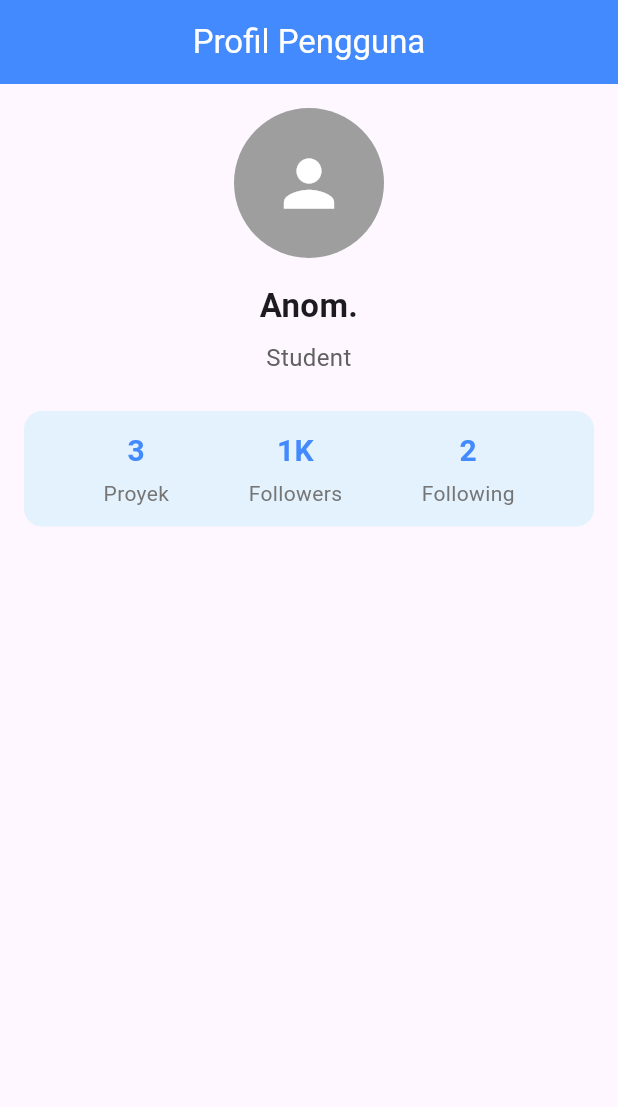
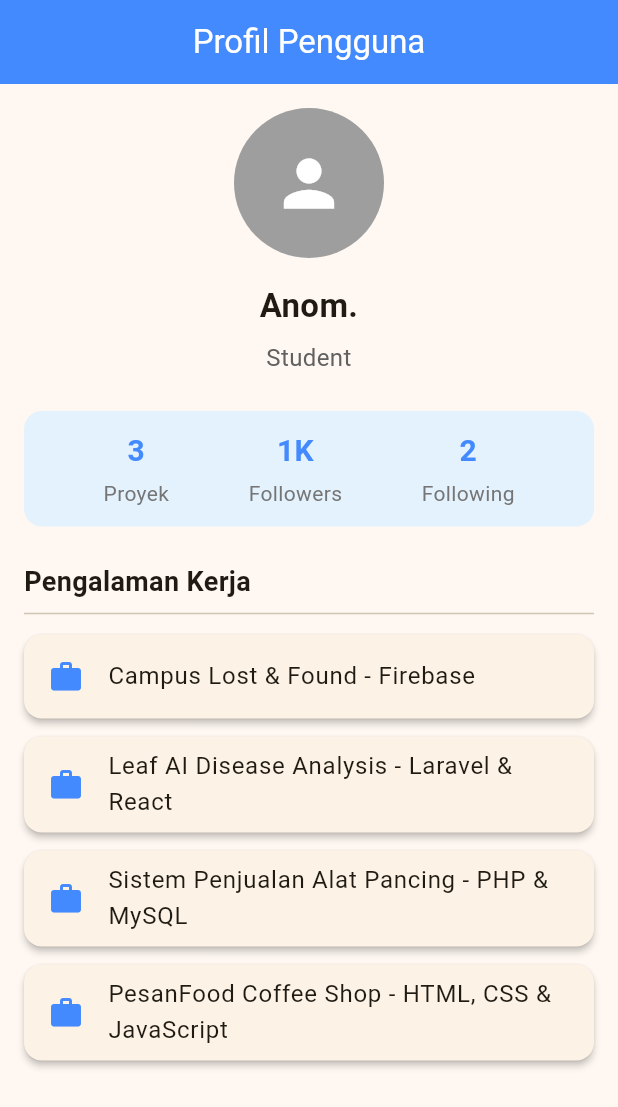
Before and after one commit to AnomRizqi/flutter-day-3, a Flutter app: the screen it shows after launch, on a phone screen of 412 x 824 dp. Shown: the top 1107 px of the screen. Run offline on Flutter 3.47's test engine with Material 3 defaults, Android fonts, the phone set to English and light mode, and no system bars.

Commit message:
feat: add scrollable experience list using ListView.builder

```diff
--- a/lib/main.dart
+++ b/lib/main.dart
@@ -1,6 +1,24 @@
-    import 'package:flutter/material.dart';
-    import 'profile.dart';
+import 'package:flutter/material.dart';
+import 'profile.dart';
 
-    void main() {
-    runApp(const MainApp());
-    }
+void main() {
+  runApp(const MainApp());
+}
+
+class MainApp extends StatelessWidget {
+  const MainApp({super.key});
+
+  @override
+  Widget build(BuildContext context) {
+    return MaterialApp(
+      debugShowCheckedModeBanner: false,
+      title: 'Aplikasi Profil',
+      theme: ThemeData(
+        colorScheme: ColorScheme.fromSeed(
+          seedColor: Colors.amber,
+        ),
+      ),
+      home: const ProfilePage(),
+    );
+  }
+}
--- a/lib/profile.dart
+++ b/lib/profile.dart
@@ -1,17 +1,21 @@
 import 'package:flutter/material.dart';
 
-class MainApp extends StatelessWidget {
-  const MainApp({super.key});
+class ProfilePage extends StatelessWidget {
+  const ProfilePage({super.key});
 
   final String userName = 'Anom.';
   final String role = 'Student';
 
+  static const List<String> experiences = [
+  'Campus Lost & Found - Firebase',
+  'Leaf AI Disease Analysis - Laravel & React',
+  'Sistem Penjualan Alat Pancing - PHP & MySQL',
+  'PesanFood Coffee Shop - HTML, CSS & JavaScript',
+];
+
   @override
   Widget build(BuildContext context) {
-    return MaterialApp(
-      debugShowCheckedModeBanner: false,
-      title: 'Aplikasi Profil',
-      home: Scaffold(
+    return Scaffold(
       appBar: AppBar(
         title: const Text('Profil Pengguna'),
         centerTitle: true,
@@ -34,8 +38,41 @@ class MainApp extends StatelessWidget {
             const SizedBox(height: 24),
 
             const ProfileStats(),
+
+            const SizedBox(height: 24),
+
+            const Align(
+              alignment: Alignment.centerLeft,
+              child: Text(
+                'Pengalaman Kerja',
+                style: TextStyle(
+                  fontSize: 18,
+                  fontWeight: FontWeight.bold,
+                ),
+              ),
+            ),
+
+            const Divider(),
+
+            Expanded(
+              child: ListView.builder(
+                itemCount: experiences.length,
+                itemBuilder: (context, index) {
+                  return Card(
+                    elevation: 2,
+                    margin: const EdgeInsets.symmetric(vertical: 6),
+                    child: ListTile(
+                      leading: const Icon(
+                        Icons.work,
+                        color: Colors.blueAccent,
+                      ),
+                      title: Text(experiences[index]),
+                    ),
+                  );
+                },
+              ),
+            ),
           ],
-          ),
         ),
       ),
     );
@@ -50,7 +87,11 @@ class ProfileAvatar extends StatelessWidget {
     return const CircleAvatar(
       radius: 50,
       backgroundColor: Colors.grey,
-      child: Icon(Icons.person, size: 50, color: Colors.white),
+      child: Icon(
+        Icons.person,
+        size: 50,
+        color: Colors.white,
+      ),
     );
   }
 }
@@ -77,10 +118,15 @@ class ProfileInfo extends StatelessWidget {
           ),
           textAlign: TextAlign.center,
         ),
+
         const SizedBox(height: 8),
+
         Text(
           role,
-          style: TextStyle(fontSize: 16, color: Colors.grey[700]),
+          style: TextStyle(
+            fontSize: 16,
+            color: Colors.grey[700],
+          ),
           textAlign: TextAlign.center,
         ),
       ],
@@ -102,9 +148,18 @@ class ProfileStats extends StatelessWidget {
       child: Row(
         mainAxisAlignment: MainAxisAlignment.spaceEvenly,
         children: [
-          const StatItem(count: '3', label: 'Proyek'),
-          const StatItem(count: '1K', label: 'Followers'),
-          const StatItem(count: '2', label: 'Following'),
+          const StatItem(
+            count: '3',
+            label: 'Proyek',
+          ),
+          const StatItem(
+            count: '1K',
+            label: 'Followers',
+          ),
+          const StatItem(
+            count: '2',
+            label: 'Following',
+          ),
         ],
       ),
     );
@@ -133,7 +188,9 @@ class StatItem extends StatelessWidget {
             color: Colors.blueAccent,
           ),
         ),
+
         const SizedBox(height: 4),
+
         Text(
           label,
           style: TextStyle(
```
Lines whose indentation alone changed are shown as unchanged.
